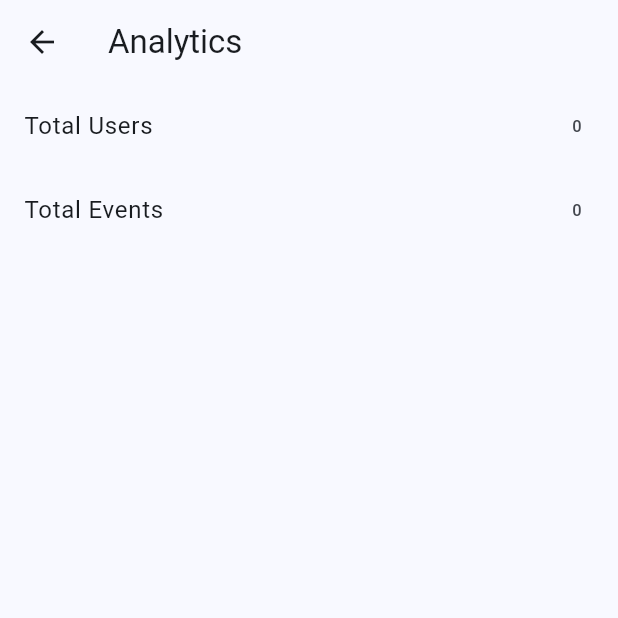
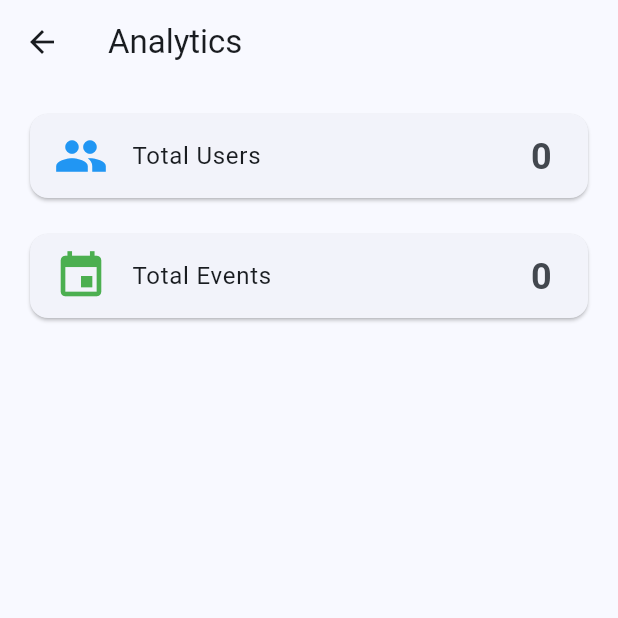
Before and after one commit to abdiwahid7/role-based-authentication, a Flutter app: the AnalyticsScreen screen opened directly, on a phone screen of 412 x 824 dp, the top half of it. Run offline on Flutter 3.47's test engine with Material 3 defaults, Android fonts, the phone set to English and light mode, and no system bars; our stand-ins replace cloud_firestore, firebase_auth, firebase_core, firebase_messaging, flutter_local_notifications, geolocator and 2 more; accounts and stored records are empty.

Commit message:
third commit

```diff
--- a/lib/screens/admin/analytics_screen.dart
+++ b/lib/screens/admin/analytics_screen.dart
@@ -6,36 +6,46 @@ class AnalyticsScreen extends StatelessWidget {
 
   Future<int> _getCount(String collection) async {
     final snapshot = await FirebaseFirestore.instance.collection(collection).get();
-    return snapshot.docs.length;
+    return snapshot.size;
   }
 
   @override
   Widget build(BuildContext context) {
     return Scaffold(
       appBar: AppBar(title: const Text('Analytics')),
-      body: FutureBuilder(
-        future: Future.wait([
-          _getCount('users'),
-          _getCount('events'),
-        ]),
-        builder: (context, AsyncSnapshot<List<int>> snapshot) {
-          if (!snapshot.hasData) return const Center(child: CircularProgressIndicator());
-          final userCount = snapshot.data![0];
-          final eventCount = snapshot.data![1];
-          return ListView(
-            children: [
-              ListTile(
-                title: const Text('Total Users'),
-                trailing: Text('$userCount'),
-              ),
-              ListTile(
-                title: const Text('Total Events'),
-                trailing: Text('$eventCount'),
-              ),
-              // Add more analytics as needed
-            ],
-          );
-        },
+      body: Padding(
+        padding: const EdgeInsets.all(16.0),
+        child: Column(
+          children: [
+            FutureBuilder<int>(
+              future: _getCount('users'),
+              builder: (context, snapshot) {
+                final count = snapshot.data ?? 0;
+                return Card(
+                  child: ListTile(
+                    leading: const Icon(Icons.people, color: Colors.blue, size: 36),
+                    title: const Text('Total Users'),
+                    trailing: Text('$count', style: const TextStyle(fontSize: 24, fontWeight: FontWeight.bold)),
+                  ),
+                );
+              },
+            ),
+            const SizedBox(height: 16),
+            FutureBuilder<int>(
+              future: _getCount('events'),
+              builder: (context, snapshot) {
+                final count = snapshot.data ?? 0;
+                return Card(
+                  child: ListTile(
+                    leading: const Icon(Icons.event, color: Colors.green, size: 36),
+                    title: const Text('Total Events'),
+                    trailing: Text('$count', style: const TextStyle(fontSize: 24, fontWeight: FontWeight.bold)),
+                  ),
+                );
+              },
+            ),
+          ],
+        ),
       ),
     );
   }
--- a/lib/screens/admin/manage_users_screen.dart
+++ b/lib/screens/admin/manage_users_screen.dart
@@ -18,6 +18,7 @@ class ManageUsersScreen extends StatelessWidget {
             itemBuilder: (context, index) {
               final user = users[index];
               return ListTile(
+                leading: Icon(Icons.person, color: Colors.blue, size: 32),
                 title: Text(user['displayName'] ?? user['email']),
                 subtitle: Text('Role: ${user['role']}'),
                 trailing: Row(
@@ -143,7 +144,9 @@ class _UserEditDialogState extends State<UserEditDialog> {
               'displayName': _nameController.text,
               'role': _role,
             });
-            Navigator.pop(context);
+            if (mounted) {
+              Navigator.pop(context);
+            }
           },
           child: const Text('Save'),
         ),
--- a/pubspec.yaml
+++ b/pubspec.yaml
@@ -41,6 +41,9 @@ dependencies:
   firebase_messaging: ^15.2.5
   pdf: ^3.11.3
   firebase_storage: ^12.4.5
+  flutter_local_notifications: ^19.2.1
+  open_file: ^3.5.10
+  path_provider: ^2.1.5
 
 dev_dependencies:
   flutter_test:
```
Also changed, not shown: lib/main.dart (+5 -2 lines), lib/screens/ngo/manage_volunteers_role.dart (added, +56 -0 lines), lib/screens/volunteer/certificates_screen.dart (+15 -32 lines), lib/services/certificate_service.dart (deleted, +0 -25 lines), lib/services/notification_service.dart (+24 -6 lines), lib/utilis/certificate_generator.dart (added, +36 -0 lines), pubspec.lock, 4 other files.
